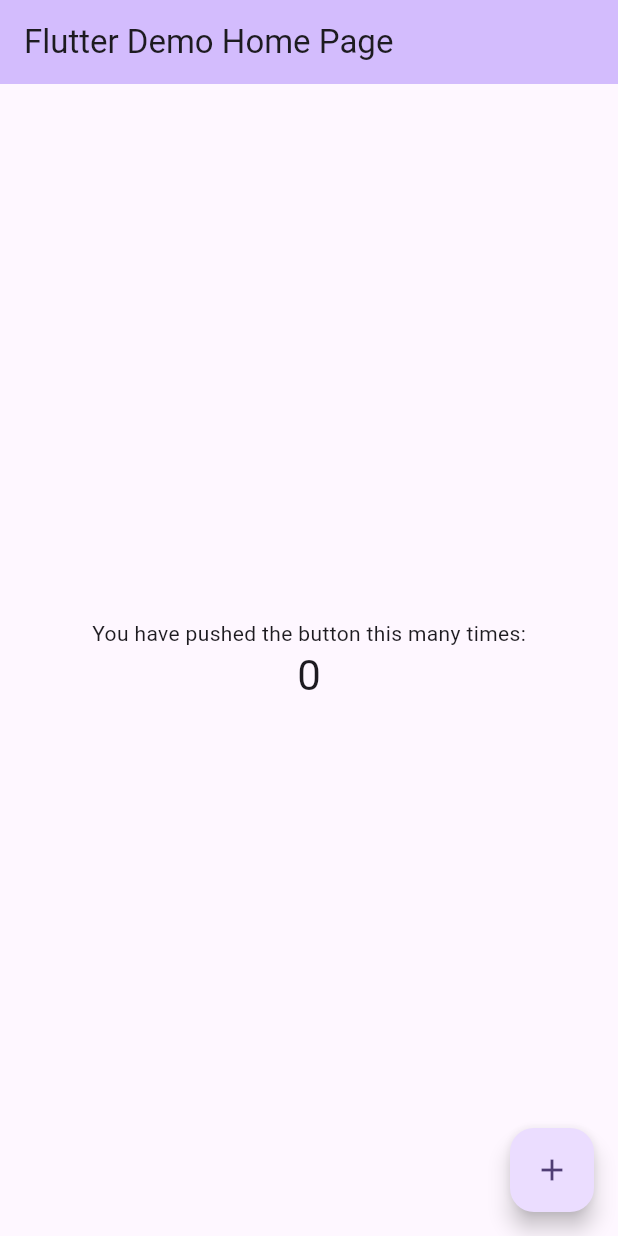
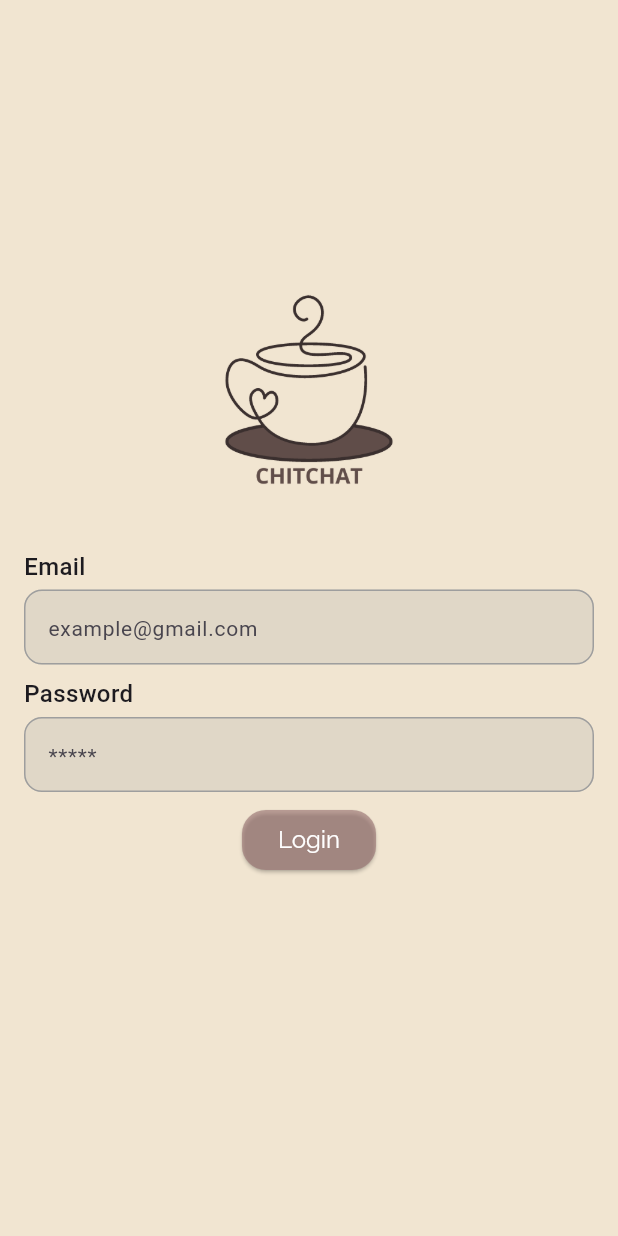
Before and after one commit to Rwan00/ChitChat, a Flutter app: the screen it shows after launch, on a phone screen of 412 x 824 dp. Run offline on Flutter 3.47's test engine with Material 3 defaults, Android fonts, the phone set to English and light mode, and no system bars; our stand-ins replace google_fonts; Roboto replaces fonts that are missing (Actor).

Commit message:
add login screen

```diff
--- /dev/null
+++ b/lib/constants/consts.dart
@@ -0,0 +1,6 @@
+import 'package:flutter/material.dart';
+
+Color primaryColor = const Color.fromRGBO(241, 229, 209, 1);
+Color secondaryColor = const Color.fromRGBO(219, 181, 181,1);
+Color peachColor = const Color.fromRGBO(195, 152, 152,1);
+Color brownColor = const Color.fromRGBO(152, 112, 112,1);
--- a/lib/main.dart
+++ b/lib/main.dart
@@ -1,125 +1,21 @@
+import 'package:chitchat/screens/login_screen.dart';
 import 'package:flutter/material.dart';
 
 void main() {
-  runApp(const MyApp());
+  runApp(const ChitChat());
 }
 
-class MyApp extends StatelessWidget {
-  const MyApp({super.key});
-
-  // This widget is the root of your application.
+class ChitChat extends StatelessWidget {
+  const ChitChat({super.key});
   @override
   Widget build(BuildContext context) {
     return MaterialApp(
-      title: 'Flutter Demo',
+      debugShowCheckedModeBanner: false,
       theme: ThemeData(
-        // This is the theme of your application.
-        //
-        // TRY THIS: Try running your application with "flutter run". You'll see
-        // the application has a purple toolbar. Then, without quitting the app,
-        // try changing the seedColor in the colorScheme below to Colors.green
-        // and then invoke "hot reload" (save your changes or press the "hot
-        // reload" button in a Flutter-supported IDE, or press "r" if you used
-        // the command line to start the app).
-        //
-        // Notice that the counter didn't reset back to zero; the application
-        // state is not lost during the reload. To reset the state, use hot
-        // restart instead.
-        //
-        // This works for code too, not just values: Most code changes can be
-        // tested with just a hot reload.
         colorScheme: ColorScheme.fromSeed(seedColor: Colors.deepPurple),
         useMaterial3: true,
       ),
-      home: const MyHomePage(title: 'Flutter Demo Home Page'),
+      home: const LoginScreen(),
     );
   }
 }
-
-class MyHomePage extends StatefulWidget {
-  const MyHomePage({super.key, required this.title});
-
-  // This widget is the home page of your application. It is stateful, meaning
-  // that it has a State object (defined below) that contains fields that affect
-  // how it looks.
-
-  // This class is the configuration for the state. It holds the values (in this
-  // case the title) provided by the parent (in this case the App widget) and
-  // used by the build method of the State. Fields in a Widget subclass are
-  // always marked "final".
-
-  final String title;
-
-  @override
-  State<MyHomePage> createState() => _MyHomePageState();
-}
-
-class _MyHomePageState extends State<MyHomePage> {
-  int _counter = 0;
-
-  void _incrementCounter() {
-    setState(() {
-      // This call to setState tells the Flutter framework that something has
-      // changed in this State, which causes it to rerun the build method below
-      // so that the display can reflect the updated values. If we changed
-      // _counter without calling setState(), then the build method would not be
-      // called again, and so nothing would appear to happen.
-      _counter++;
-    });
-  }
-
-  @override
-  Widget build(BuildContext context) {
-    // This method is rerun every time setState is called, for instance as done
-    // by the _incrementCounter method above.
-    //
-    // The Flutter framework has been optimized to make rerunning build methods
-    // fast, so that you can just rebuild anything that needs updating rather
-    // than having to individually change instances of widgets.
-    return Scaffold(
-      appBar: AppBar(
-        // TRY THIS: Try changing the color here to a specific color (to
-        // Colors.amber, perhaps?) and trigger a hot reload to see the AppBar
-        // change color while the other colors stay the same.
-        backgroundColor: Theme.of(context).colorScheme.inversePrimary,
-        // Here we take the value from the MyHomePage object that was created by
-        // the App.build method, and use it to set our appbar title.
-        title: Text(widget.title),
-      ),
-      body: Center(
-        // Center is a layout widget. It takes a single child and positions it
-        // in the middle of the parent.
-        child: Column(
-          // Column is also a layout widget. It takes a list of children and
-          // arranges them vertically. By default, it sizes itself to fit its
-          // children horizontally, and tries to be as tall as its parent.
-          //
-          // Column has various properties to control how it sizes itself and
-          // how it positions its children. Here we use mainAxisAlignment to
-          // center the children vertically; the main axis here is the vertical
-          // axis because Columns are vertical (the cross axis would be
-          // horizontal).
-          //
-          // TRY THIS: Invoke "debug painting" (choose the "Toggle Debug Paint"
-          // action in the IDE, or press "p" in the console), to see the
-          // wireframe for each widget.
-          mainAxisAlignment: MainAxisAlignment.center,
-          children: <Widget>[
-            const Text(
-              'You have pushed the button this many times:',
-            ),
-            Text(
-              '$_counter',
-              style: Theme.of(context).textTheme.headlineMedium,
-            ),
-          ],
-        ),
-      ),
-      floatingActionButton: FloatingActionButton(
-        onPressed: _incrementCounter,
-        tooltip: 'Increment',
-        child: const Icon(Icons.add),
-      ), // This trailing comma makes auto-formatting nicer for build methods.
-    );
-  }
-}
--- /dev/null
+++ b/lib/screens/login_screen.dart
@@ -0,0 +1,42 @@
+import 'package:chitchat/widgets/input_feild.dart';
+import 'package:flutter/material.dart';
+
+import '../widgets/app_btn.dart';
+
+class LoginScreen extends StatelessWidget {
+  const LoginScreen({super.key});
+
+  @override
+  Widget build(BuildContext context) {
+    return Scaffold(
+      backgroundColor: const Color.fromRGBO(241, 229, 209, 1),
+      body: SingleChildScrollView(
+        child: Padding(
+          padding: const EdgeInsets.all(16.0),
+          child: Column(
+            mainAxisAlignment: MainAxisAlignment.center,
+            crossAxisAlignment: CrossAxisAlignment.center,
+            children: [
+              const SizedBox(
+                height: 150,
+              ),
+              Image.asset(
+                "assets/ChitChat.png",
+                height: 200,
+              ),
+              const InputField(
+                hint: "example@gmail.com",
+                title: "Email",
+              ),
+              const InputField(
+                hint: "*****",
+                title: "Password",
+              ),
+              AppBtn(label: "Login", onPressed: () {}),
+            ],
+          ),
+        ),
+      ),
+    );
+  }
+}
--- /dev/null
+++ b/lib/theme/fonts.dart
@@ -0,0 +1,30 @@
+import 'package:flutter/material.dart';
+import 'package:google_fonts/google_fonts.dart';
+
+TextStyle get heading {
+  return GoogleFonts.actor(
+    fontSize: 32,
+    fontWeight: FontWeight.w700,
+  );
+}
+
+TextStyle get appTitle {
+  return GoogleFonts.actor(
+    fontSize: 24,
+    fontWeight: FontWeight.w700,
+  );
+}
+
+TextStyle get subTitle {
+  return GoogleFonts.actor(
+    fontSize: 14,
+    fontWeight: FontWeight.w400,
+  );
+}
+
+TextStyle get titleStyle {
+  return GoogleFonts.actor(
+    fontSize: 16,
+    fontWeight: FontWeight.w500,
+  );
+}
--- /dev/null
+++ b/lib/widgets/app_btn.dart
@@ -0,0 +1,37 @@
+import 'package:chitchat/constants/consts.dart';
+import 'package:flutter/material.dart';
+import 'package:google_fonts/google_fonts.dart';
+
+class AppBtn extends StatelessWidget {
+  final void Function()? onPressed;
+  final String label;
+  final Color? clr;
+  final TextStyle? style;
+  const AppBtn(
+      {required this.label,
+      required this.onPressed,
+      this.clr,
+      this.style,
+      super.key});
+
+  @override
+  Widget build(BuildContext context) {
+    return ElevatedButton(
+      onPressed: onPressed,
+      style: ButtonStyle(
+          foregroundColor: WidgetStateProperty.all(Colors.white),
+          textStyle: WidgetStateProperty.all(GoogleFonts.raleway(fontSize: 16)),
+          shape: WidgetStateProperty.all<RoundedRectangleBorder>(
+            RoundedRectangleBorder(
+              borderRadius: BorderRadius.circular(16.0),
+            ),
+          ),
+          backgroundColor:
+              WidgetStateProperty.all(clr ?? brownColor.withOpacity(0.6))),
+      child: Text(
+        label,
+        style: style,
+      ),
+    );
+  }
+}
--- /dev/null
+++ b/lib/widgets/input_feild.dart
@@ -0,0 +1,82 @@
+import 'package:chitchat/constants/consts.dart';
+import 'package:flutter/material.dart';
+
+import '../theme/fonts.dart';
+
+class InputField extends StatelessWidget {
+  final String? title;
+  final String hint;
+  final TextEditingController? controller;
+  final Widget? widget;
+  final TextInputType? textType;
+  final bool isPassword;
+
+  const InputField(
+      {this.title,
+      required this.hint,
+      this.controller,
+      this.widget,
+      this.textType,
+      this.isPassword = false,
+      super.key});
+
+  @override
+  Widget build(BuildContext context) {
+    bool showPwd = false;
+    return Column(
+      crossAxisAlignment: CrossAxisAlignment.start,
+      children: [
+        if (title != null)
+          Text(
+            title!,
+            style: titleStyle,
+          ),
+        const SizedBox(
+          height: 4,
+        ),
+        Container(
+          height: 50,
+          margin: const EdgeInsets.only(bottom: 8),
+          decoration: BoxDecoration(
+            color: Colors.grey.withOpacity(0.2),
+            borderRadius: BorderRadius.circular(12),
+          ),
+          child: TextFormField(
+            obscureText: isPassword && !showPwd,
+            controller: controller,
+            keyboardType: textType,
+            autofocus: false,
+            style: titleStyle,
+            cursorColor: primaryColor,
+            decoration: InputDecoration(
+              /* suffixIcon: isPassword
+                        ? IconButton(
+                            onPressed: () {
+                              //cubit.changePasswordVisibility();
+                            },
+                            icon: cubit.icon,
+                          )
+                        : widget, */
+              hintText: hint,
+              hintStyle: subTitle,
+              enabledBorder: OutlineInputBorder(
+                  borderRadius: BorderRadius.circular(12),
+                  borderSide: const BorderSide(
+                    color: Colors.grey,
+                    style: BorderStyle.solid,
+                    width: 1,
+                  )),
+              focusedBorder: OutlineInputBorder(
+                  borderRadius: BorderRadius.circular(12),
+
+                  borderSide: BorderSide(
+                    color: brownColor,
+                    width: 2,
+                  )),
+            ),
+          ),
+        ),
+      ],
+    );
+  }
+}
--- a/pubspec.yaml
+++ b/pubspec.yaml
@@ -35,6 +35,7 @@ dependencies:
   # The following adds the Cupertino Icons font to your application.
   # Use with the CupertinoIcons class for iOS style icons.
   cupertino_icons: ^1.0.6
+  google_fonts: ^6.2.1
 
 dev_dependencies:
   flutter_test:
@@ -59,8 +60,8 @@ flutter:
   uses-material-design: true
 
   # To add assets to your application, add an assets section, like this:
-  # assets:
-  #   - images/a_dot_burr.jpeg
+  assets:
+    - assets/
   #   - images/a_dot_ham.jpeg
 
   # An image asset can refer to one or more resolution-specific "variants", see
```
Also changed, not shown: assets/ChitChat.png (added), pubspec.lock, 2 other files.
